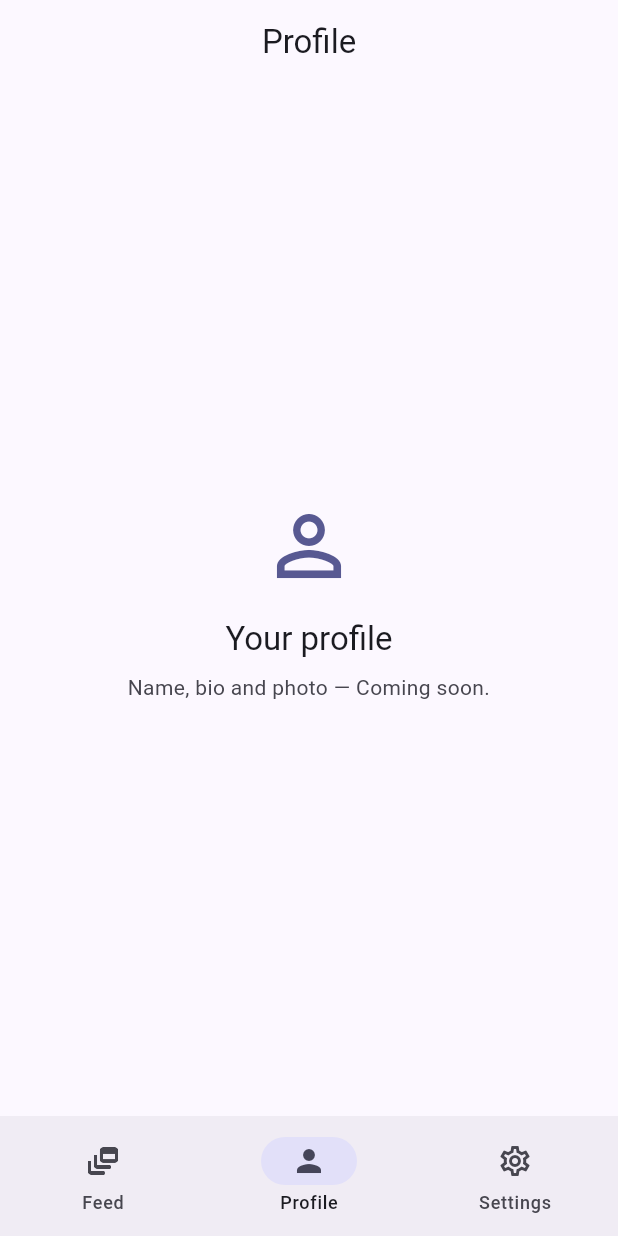
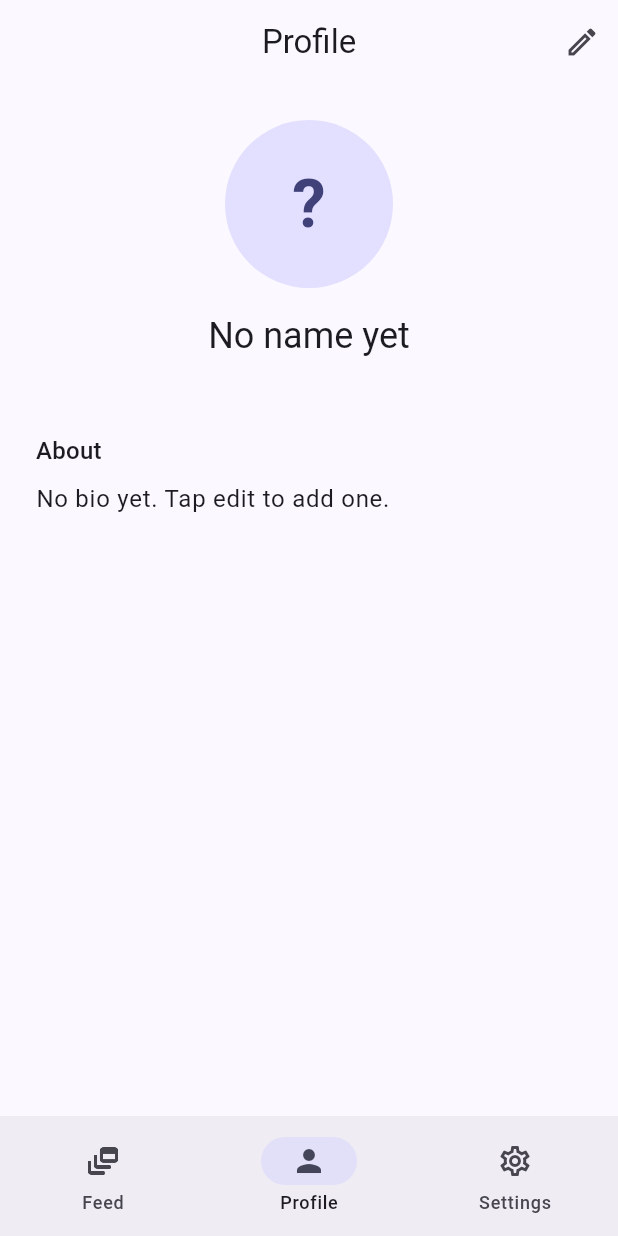
Before and after one commit to shekhtalha789-glitch/social_connect_app, a Flutter app: the ProfileScreen screen opened by its route, on a phone screen of 412 x 824 dp. Run offline on Flutter 3.47's test engine with Material 3 defaults, Android fonts, the phone set to English and light mode, and no system bars; our stand-ins replace cached_network_image, cloud_firestore, firebase_auth, firebase_core, firebase_storage, flutter_riverpod and 2 more; accounts and stored records are empty.

Commit message:
Add profile setup/edit with image upload
- AppUser domain model mapped from the users/{uid} Firestore doc
- ProfileRepository: live profile stream, photo upload to Storage, and
  profile update kept in sync with Firebase Auth displayName/photoURL
- Riverpod providers: profileRepository + currentUserProfile stream
- Profile tab shows avatar, name, bio, email with loading/error/empty states
- Edit Profile screen: name + bio form, pick image from gallery/camera
  (image_picker), live preview, upload-then-save
- Reusable UserAvatar widget (cached_network_image) for reuse in the feed
- image_picker, firebase_storage, cached_network_image deps + iOS usage keys

Co-Authored-By: Claude Opus 4.8 (1M context) <noreply@anthropic.com>

```diff
--- a/lib/app/router.dart
+++ b/lib/app/router.dart
@@ -9,6 +9,7 @@ import '../features/auth/presentation/login_screen.dart';
 import '../features/auth/presentation/signup_screen.dart';
 import '../features/feed/presentation/feed_screen.dart';
 import '../features/home/presentation/home_shell.dart';
+import '../features/profile/presentation/edit_profile_screen.dart';
 import '../features/profile/presentation/profile_screen.dart';
 import '../features/settings/presentation/settings_screen.dart';
 import '../features/welcome/presentation/welcome_screen.dart';
@@ -22,6 +23,7 @@ abstract class Routes {
   static const forgot = '/forgot-password';
   static const feed = '/feed';
   static const profile = '/profile';
+  static const editProfile = '/edit-profile';
   static const settings = '/settings';
 }
 
@@ -76,6 +78,11 @@ final routerProvider = Provider<GoRouter>((ref) {
         path: Routes.forgot,
         builder: (context, state) => const ForgotPasswordScreen(),
       ),
+      // Full-screen route pushed over the shell (auth-gated by default).
+      GoRoute(
+        path: Routes.editProfile,
+        builder: (context, state) => const EditProfileScreen(),
+      ),
       // Bottom-nav tabs live inside a StatefulShellRoute so each tab keeps its
       // own navigation stack — the Stack + Tab navigator combo from the spec.
       StatefulShellRoute.indexedStack(
--- a/lib/core/providers/firebase_providers.dart
+++ b/lib/core/providers/firebase_providers.dart
@@ -1,5 +1,6 @@
 import 'package:cloud_firestore/cloud_firestore.dart';
 import 'package:firebase_auth/firebase_auth.dart';
+import 'package:firebase_storage/firebase_storage.dart';
 import 'package:flutter_riverpod/flutter_riverpod.dart';
 
 /// Single source of truth for the Firebase SDK singletons. Exposing them as
@@ -12,3 +13,7 @@ final firebaseAuthProvider = Provider<FirebaseAuth>(
 final firebaseFirestoreProvider = Provider<FirebaseFirestore>(
   (ref) => FirebaseFirestore.instance,
 );
+
+final firebaseStorageProvider = Provider<FirebaseStorage>(
+  (ref) => FirebaseStorage.instance,
+);
--- /dev/null
+++ b/lib/core/widgets/user_avatar.dart
@@ -0,0 +1,57 @@
+import 'package:cached_network_image/cached_network_image.dart';
+import 'package:flutter/material.dart';
+
+/// Circular user avatar. Shows the cached network image when a [photoUrl] is
+/// present, otherwise a coloured circle with the user's initial.
+class UserAvatar extends StatelessWidget {
+  const UserAvatar({
+    super.key,
+    required this.photoUrl,
+    required this.initial,
+    this.radius = 20,
+  });
+
+  final String photoUrl;
+  final String initial;
+  final double radius;
+
+  @override
+  Widget build(BuildContext context) {
+    final theme = Theme.of(context);
+    final fallback = CircleAvatar(
+      radius: radius,
+      backgroundColor: theme.colorScheme.primaryContainer,
+      child: Text(
+        initial,
+        style: TextStyle(
+          fontSize: radius * 0.8,
+          color: theme.colorScheme.onPrimaryContainer,
+          fontWeight: FontWeight.bold,
+        ),
+      ),
+    );
+
+    if (photoUrl.isEmpty) return fallback;
+
+    return CircleAvatar(
+      radius: radius,
+      backgroundColor: theme.colorScheme.primaryContainer,
+      child: ClipOval(
+        child: CachedNetworkImage(
+          imageUrl: photoUrl,
+          width: radius * 2,
+          height: radius * 2,
+          fit: BoxFit.cover,
+          placeholder: (context, url) => const Center(
+            child: SizedBox(
+              width: 16,
+              height: 16,
+              child: CircularProgressIndicator(strokeWidth: 2),
+            ),
+          ),
+          errorWidget: (context, url, error) => fallback,
+        ),
+      ),
+    );
+  }
+}
--- /dev/null
+++ b/lib/features/profile/domain/app_user.dart
@@ -0,0 +1,44 @@
+import 'package:cloud_firestore/cloud_firestore.dart';
+
+/// Domain model for a user profile (the `users/{uid}` document).
+class AppUser {
+  const AppUser({
+    required this.uid,
+    required this.name,
+    required this.email,
+    required this.bio,
+    required this.photoUrl,
+  });
+
+  final String uid;
+  final String name;
+  final String email;
+  final String bio;
+  final String photoUrl;
+
+  bool get hasPhoto => photoUrl.isNotEmpty;
+
+  /// First letter of the name, used as the avatar fallback.
+  String get initial => name.isNotEmpty ? name[0].toUpperCase() : '?';
+
+  factory AppUser.fromDoc(DocumentSnapshot<Map<String, dynamic>> doc) {
+    final data = doc.data() ?? const {};
+    return AppUser(
+      uid: doc.id,
+      name: (data['name'] as String?) ?? '',
+      email: (data['email'] as String?) ?? '',
+      bio: (data['bio'] as String?) ?? '',
+      photoUrl: (data['photoUrl'] as String?) ?? '',
+    );
+  }
+
+  AppUser copyWith({String? name, String? bio, String? photoUrl}) {
+    return AppUser(
+      uid: uid,
+      name: name ?? this.name,
+      email: email,
+      bio: bio ?? this.bio,
+      photoUrl: photoUrl ?? this.photoUrl,
+    );
+  }
+}
--- a/lib/features/profile/presentation/profile_screen.dart
+++ b/lib/features/profile/presentation/profile_screen.dart
@@ -1,22 +1,103 @@
 import 'package:flutter/material.dart';
+import 'package:flutter_riverpod/flutter_riverpod.dart';
+import 'package:go_router/go_router.dart';
 
+import '../../../app/router.dart';
 import '../../../core/constants/app_strings.dart';
-import '../../../core/widgets/placeholder_view.dart';
+import '../../../core/widgets/user_avatar.dart';
+import '../domain/app_user.dart';
+import 'profile_providers.dart';
 
-/// The current user's profile. Built out in a later commit (name, bio,
-/// profile picture, the user's own posts).
-class ProfileScreen extends StatelessWidget {
+/// The signed-in user's profile: avatar, name, bio, email, and an edit action.
+class ProfileScreen extends ConsumerWidget {
   const ProfileScreen({super.key});
 
   @override
-  Widget build(BuildContext context) {
+  Widget build(BuildContext context, WidgetRef ref) {
+    final profile = ref.watch(currentUserProfileProvider);
+
     return Scaffold(
-      appBar: AppBar(title: const Text(AppStrings.profileTitle)),
-      body: const PlaceholderView(
-        icon: Icons.person_outline,
-        title: 'Your profile',
-        subtitle: 'Name, bio and photo — ${AppStrings.comingSoon}.',
+      appBar: AppBar(
+        title: const Text(AppStrings.profileTitle),
+        actions: [
+          if (profile.asData?.value != null)
+            IconButton(
+              icon: const Icon(Icons.edit_outlined),
+              tooltip: 'Edit profile',
+              onPressed: () => context.push(Routes.editProfile),
+            ),
+        ],
+      ),
+      body: profile.when(
+        loading: () => const Center(child: CircularProgressIndicator()),
+        error: (e, _) => const Center(child: Text(AppStrings.loadError)),
+        data: (user) => user == null
+            ? _EmptyProfile(onCreate: () => context.push(Routes.editProfile))
+            : _ProfileBody(user: user),
       ),
     );
   }
 }
+
+class _ProfileBody extends StatelessWidget {
+  const _ProfileBody({required this.user});
+
+  final AppUser user;
+
+  @override
+  Widget build(BuildContext context) {
+    final theme = Theme.of(context);
+    return ListView(
+      padding: const EdgeInsets.all(24),
+      children: [
+        Center(
+          child: UserAvatar(
+            photoUrl: user.photoUrl,
+            initial: user.initial,
+            radius: 56,
+          ),
+        ),
+        const SizedBox(height: 16),
+        Text(
+          user.name.isEmpty ? 'No name yet' : user.name,
+          textAlign: TextAlign.center,
+          style: theme.textTheme.headlineSmall,
+        ),
+        const SizedBox(height: 4),
+        Text(
+          user.email,
+          textAlign: TextAlign.center,
+          style: theme.textTheme.bodyMedium
+              ?.copyWith(color: theme.colorScheme.onSurfaceVariant),
+        ),
+        const SizedBox(height: 24),
+        Text('About', style: theme.textTheme.titleMedium),
+        const SizedBox(height: 8),
+        Text(
+          user.bio.isEmpty ? 'No bio yet. Tap edit to add one.' : user.bio,
+          style: theme.textTheme.bodyLarge,
+        ),
+      ],
+    );
+  }
+}
+
+class _EmptyProfile extends StatelessWidget {
+  const _EmptyProfile({required this.onCreate});
+
+  final VoidCallback onCreate;
+
+  @override
+  Widget build(BuildContext context) {
+    return Center(
+      child: Column(
+        mainAxisSize: MainAxisSize.min,
+        children: [
+          const Text('Finish setting up your profile'),
+          const SizedBox(height: 12),
+          FilledButton(onPressed: onCreate, child: const Text('Set up profile')),
+        ],
+      ),
+    );
+  }
+}
--- a/pubspec.yaml
+++ b/pubspec.yaml
@@ -40,6 +40,9 @@ dependencies:
   firebase_core: ^4.10.0
   firebase_auth: ^6.5.2
   cloud_firestore: ^6.5.0
+  image_picker: ^1.2.2
+  firebase_storage: ^13.4.3
+  cached_network_image: ^3.4.1
 
 dev_dependencies:
   flutter_test:
```
Also changed, not shown: lib/features/profile/data/profile_repository.dart (added, +56 -0 lines), lib/features/profile/presentation/edit_profile_screen.dart (added, +199 -0 lines), lib/features/profile/presentation/profile_providers.dart (added, +21 -0 lines), pubspec.lock, 7 other files.
